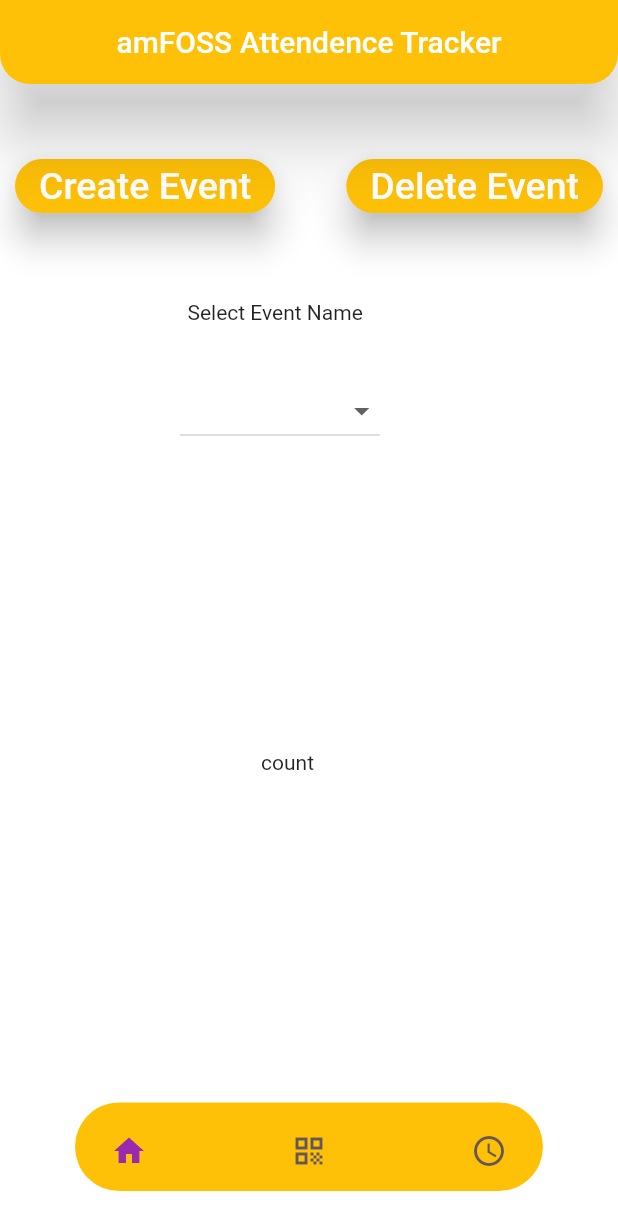
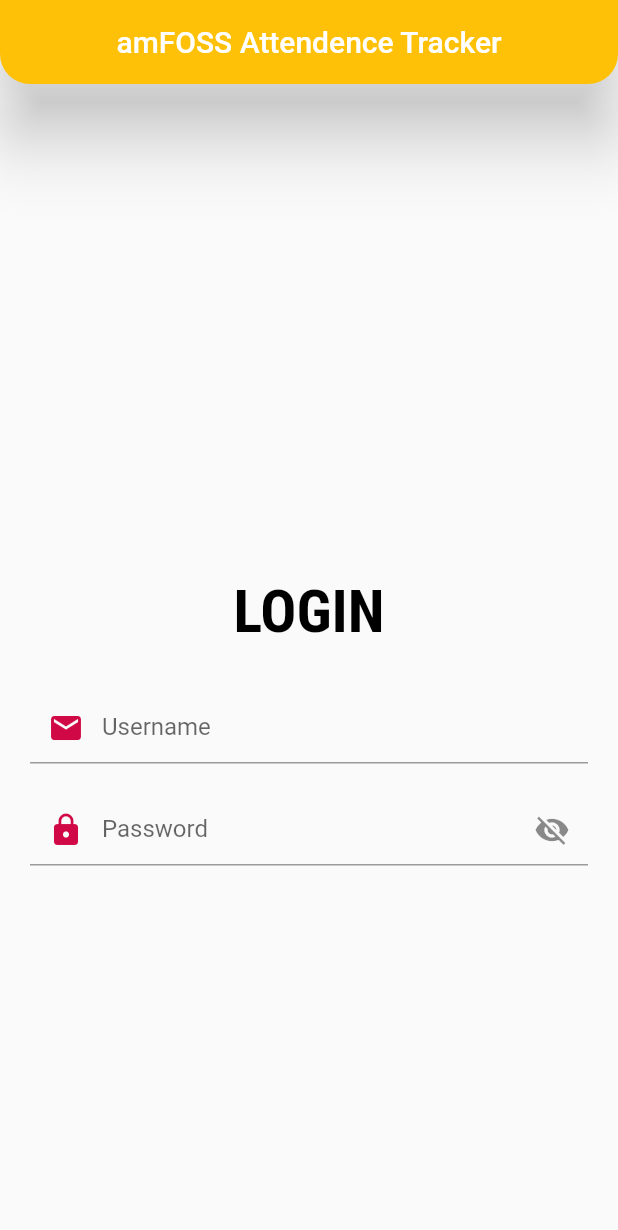
Before and after one commit to Aaryanajith/AttendenceTracker_Frontend, a Flutter app: the screen it shows after launch, on a phone screen of 412 x 824 dp. Shown: the top 1230 px of the screen. Run offline on Flutter 3.47's test engine with Material 2 defaults, Android fonts, the phone set to English and light mode, and no system bars; drawn by our look-alikes of dot_navigation_bar; our stand-ins replace another_flushbar; missing offline and left inert: barcode_scan2; Roboto replaces fonts that are missing (Roboto Condensed).

Commit message:
adds login screen for jwt auth and fixed routes

```diff
--- a/lib/main.dart
+++ b/lib/main.dart
@@ -23,7 +23,7 @@ class MainApp extends StatelessWidget {
         primarySwatch: Colors.blue,
         visualDensity: VisualDensity.adaptivePlatformDensity,
       ),
-      initialRoute: RouteNames.home,
+      initialRoute: RouteNames.login,
       onGenerateRoute: Routes.generateRoute,
     ),
     );
--- a/lib/utlities/routes/route.dart
+++ b/lib/utlities/routes/route.dart
@@ -2,6 +2,7 @@ import 'package:attendencetracker/view/create_event.dart';
 import 'package:attendencetracker/view/delete_event.dart';
 import 'package:attendencetracker/view/details_screen.dart';
 import 'package:attendencetracker/view/home_screen.dart';
+import 'package:attendencetracker/view/login_screen.dart';
 import 'package:attendencetracker/view/scanner_screen.dart';
 import 'package:flutter/material.dart';
 import 'package:attendencetracker/utlities/routes/route_names.dart';
@@ -24,6 +25,9 @@ class Routes {
       case RouteNames.deleteEvent:
         return MaterialPageRoute(
             builder: (BuildContext context) => const DeleteEvent());
+      case RouteNames.login:
+        return MaterialPageRoute(
+            builder: (BuildContext context) => const LoginScreen());
       default:
         return MaterialPageRoute(builder: (_) {
           return const Scaffold(
--- a/lib/utlities/routes/route_names.dart
+++ b/lib/utlities/routes/route_names.dart
@@ -1,4 +1,5 @@
 class RouteNames {
+  static const String login = 'login_screen';
   static const String home = 'home_screen';
   static const String scanner = 'scanner_screen';
   static const String details = 'details_screen';
--- a/lib/view/home_screen.dart
+++ b/lib/view/home_screen.dart
@@ -8,7 +8,7 @@ import 'package:provider/provider.dart';
 class CustomListItem extends StatelessWidget {
   final String title;
 
-  const CustomListItem({required this.title});
+  const CustomListItem({super.key, required this.title});
 
   @override
   Widget build(BuildContext context) {
@@ -102,10 +102,10 @@ class _HomeScreenState extends State<HomeScreen> with TickerProviderStateMixin {
                 ),
               ),
             ),
-            Positioned(top: 200, left: 125, child: Text('Select Event Name')),
+            const Positioned(top: 200, left: 125, child: Text('Select Event Name')),
             Positioned(
-              top: 250, // Adjust the position as needed
-              left: 120, // Adjust the position as needed
+              top: 250,
+              left: 120,
               child: DropdownButton(
                 items: _dropdownItems
                     .map((value) => DropdownMenuItem(
@@ -124,21 +124,20 @@ class _HomeScreenState extends State<HomeScreen> with TickerProviderStateMixin {
                 onChanged: (selectedUserType) {
                   setState(() {
                     selectedType =
-                        selectedUserType.toString(); // Update the selected item
+                        selectedUserType.toString();
                   });
-                  // You can add any logic here to handle the selected item
                 },
-                value: selectedType, // Initial selected item
+                value: selectedType,
               ),
             ),
-            Positioned(top: 500, left: 174, child: Text('count'))
+            const Positioned(top: 500, left: 174, child: Text('count'))
           ],
         ),
       ),
       bottomNavigationBar: BottomNavigationBarUtils(
         currentIndex: _SelectedTab.values.indexOf(_selectedTab),
         onTabTapped: _handleIndexChanged,
-        onQRCodePressed: _onQRCodePressed, // Pass the callback here
+        onQRCodePressed: _onQRCodePressed,
       ),
     );
   }
--- /dev/null
+++ b/lib/view/login_screen.dart
@@ -0,0 +1,140 @@
+import 'package:attendencetracker/utlities/utils.dart';
+import 'package:flutter/material.dart';
+
+class LoginScreen extends StatefulWidget {
+  const LoginScreen({super.key});
+
+  @override
+  State<LoginScreen> createState() => _LoginScreenState();
+}
+
+class _LoginScreenState extends State<LoginScreen> {
+  bool _obscureText = true;
+
+  final TextEditingController _usernameTextController = TextEditingController();
+
+  final TextEditingController _passwordTextController = TextEditingController();
+
+  @override
+  Widget build(BuildContext context) {
+    return Scaffold(
+      extendBodyBehindAppBar: true,
+      appBar: Utils.appBar(
+        'amFOSS Attendence Tracker',
+        automaticallyImplyLeading: false,
+      ),
+      extendBody: true,
+      body: GestureDetector(
+        onTap: () {},
+        child: Scaffold(
+          body: SizedBox(
+            width: double.maxFinite,
+            height: double.maxFinite,
+            child: Stack(
+              alignment: AlignmentDirectional.center,
+              children: [
+                Positioned(
+                  bottom: 0,
+                  child: Column(
+                    children: <Widget>[
+                      SizedBox(
+                         width: MediaQuery.of(context).size.width,
+                         height: 460,
+                        child: SingleChildScrollView(
+                          child: Column(
+                            crossAxisAlignment: CrossAxisAlignment.start,
+                            children: [
+                              Column(
+                                children: [
+                                  const Padding(
+                                    padding: EdgeInsets.fromLTRB(0, 20, 0, 0),
+                                    child: Text(
+                                      'LOGIN',
+                                      style: TextStyle(
+                                        fontFamily: 'Roboto Condensed',
+                                        fontSize: 40,
+                                        color: Colors.black,
+                                        fontWeight: FontWeight.bold,
+                                      ),
+                                    ),
+                                  ),
+                                  Padding(
+                                    padding: const EdgeInsets.only(top: 10),
+                                    child: Container(
+                                      padding: const EdgeInsets.fromLTRB(
+                                          20, 20, 20, 0),
+                                      child: TextField(
+                                          decoration: const InputDecoration(
+                                              focusedBorder: UnderlineInputBorder(
+                                                  borderSide: BorderSide(
+                                                    color: Color.fromARGB(255, 160, 53, 60),)),
+                                              contentPadding: EdgeInsets.only(
+                                                left: 10.0,
+                                                right: 10.0,
+                                              ),
+                                              floatingLabelStyle:
+                                              TextStyle(color: Color.fromARGB(255, 160, 53, 60)),
+                                              labelText: "Username",
+                                              prefixIcon: Icon(Icons.mail),
+                                              prefixIconColor: Color.fromARGB(255, 208, 8, 70),
+                                              hintStyle: TextStyle(
+                                                  color: Colors.grey)),
+                                          controller: _usernameTextController),
+                                    ),
+                                  ),
+                                  Padding(
+                                    padding: const EdgeInsets.only(),
+                                    child: Container(
+                                      padding: const EdgeInsets.fromLTRB(
+                                          20, 20, 20, 0),
+                                      child: TextField(
+                                          obscureText: _obscureText,
+                                          decoration: InputDecoration(
+                                            focusedBorder: const UnderlineInputBorder(
+                                                borderSide: BorderSide(
+                                                  color: Color.fromARGB(255, 160, 53, 60),)),
+                                            contentPadding:
+                                                const EdgeInsets.only(
+                                              left: 10.0,
+                                              right: 10.0,
+                                            ),
+                                            floatingLabelStyle:
+                                            const TextStyle(color: Color.fromARGB(255, 160, 53, 60)),
+                                            labelText: "Password",
+                                            prefixIcon: const Icon(Icons.lock),
+                                            prefixIconColor: const Color.fromARGB(255, 208, 8, 70),
+                                            // ignore: sort_child_properties_last
+                                            suffixIcon: GestureDetector(
+                                              onTap: () {
+                                                setState(() {
+                                                  _obscureText = !_obscureText;
+                                                });
+                                              },
+                                              child: Icon(_obscureText
+                                                  ? Icons.visibility_off
+                                                  : Icons.visibility),
+                                            ),
+                                            hintStyle: const TextStyle(
+                                                color: Colors.grey),
+                                          ),
+                                          controller: _passwordTextController),
+                                    ),
+                                  ),
+
+                                ],
+                              )
+                            ],
+                          ),
+                        ),
+                      )
+                    ],
+                  ),
+                )
+              ],
+            ),
+          ),
+        ),
+      ),
+    );
+  }
+}
```
